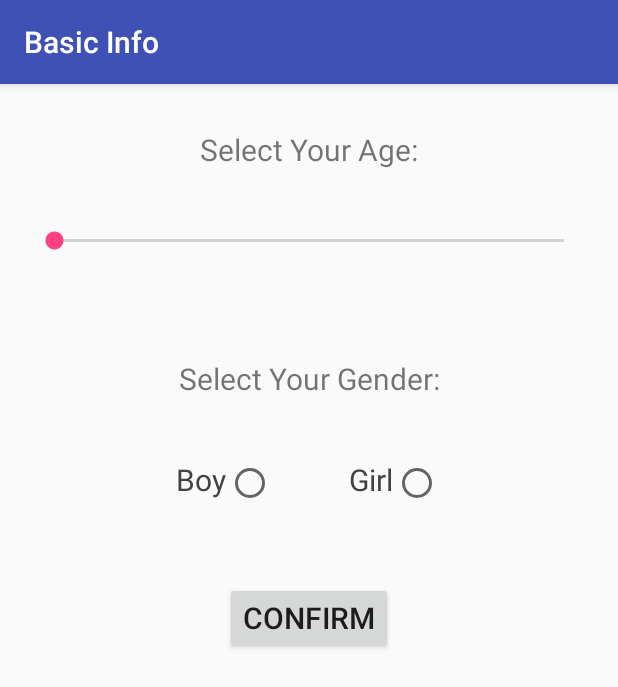
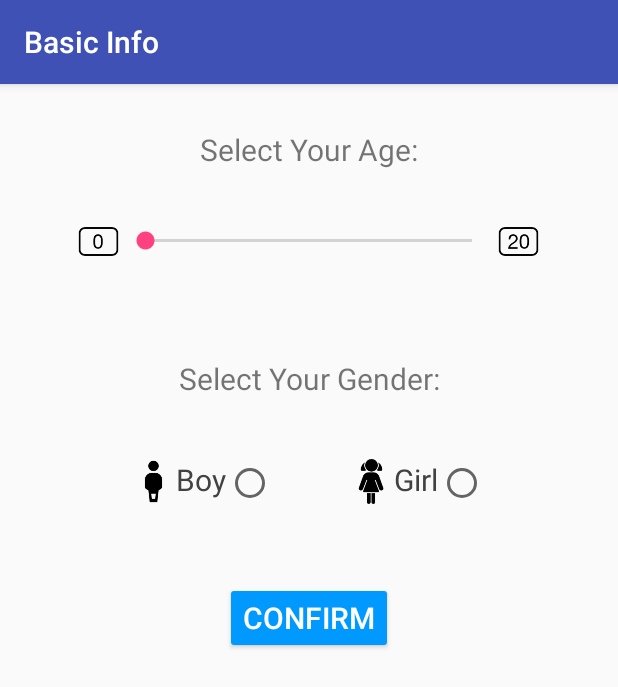
Before and after one commit to LennyDuan/DjangoDev, an Android app: the screen it shows after launch (BasicInfo), after a tap on "LET'S GO!!!", on a phone screen of 412 x 824 dp. Shown: the top 687 px of the screen. Run offline under Robolectric (Android 15) with nearby library versions, the phone set to English and light mode, and no system bars; our stand-ins replace Volley; network calls fail.

Commit message:
fix android api

```diff
--- a/Android-Kotlin/StudyResearchApp/app/src/main/java/com/example/lenny/studyresearchapp/data/ProjectAPI.kt
+++ b/Android-Kotlin/StudyResearchApp/app/src/main/java/com/example/lenny/studyresearchapp/data/ProjectAPI.kt
@@ -13,7 +13,7 @@ enum class ProjectAPI constructor(val url : String) {
     POST_FEEDBACK_URL("http://10.0.2.2:8000/polls/api/v1/post/feedback/"),
     POST_USER_INFO("http://10.0.2.2:8000/polls/api/v1/post/userInfo/"),
     POST_ANSWERS_TO_FEEDBACK("http://10.0.2.2:8000/polls/api/v1/post/answer/"),
-    POST_DIARY_VIA_EMAIL("http://10.0.2.2:8000/polls/api/v1/post/diary/"),
+    POST_DIARY_USERID("http://10.0.2.2:8000/polls/api/v1/post/userInfoid/"),
 
     // DELETE API url
     DELETE_FEEDBACK_URL("http://10.0.2.2:8000/polls/api/v1/delete/feedback/"),
--- a/Android-Kotlin/StudyResearchApp/app/src/main/java/com/example/lenny/studyresearchapp/ui/AccountActivities.kt
+++ b/Android-Kotlin/StudyResearchApp/app/src/main/java/com/example/lenny/studyresearchapp/ui/AccountActivities.kt
@@ -6,6 +6,7 @@ import android.content.Context
 import android.content.Intent
 import android.net.ConnectivityManager
 import android.os.Bundle
+import android.os.Handler
 import android.support.design.widget.BottomNavigationView
 import android.support.v7.app.AppCompatActivity
 import android.view.inputmethod.InputMethodManager
@@ -61,7 +62,11 @@ class AccountActivities : AppCompatActivity() {
 
         // Init UI components
         initNetwork()
-        initUniqueIDTextInputField()
+        val progressRunnable = Runnable {
+            initUniqueIDTextInputField()
+        }
+        val pdCanceller = Handler()
+        pdCanceller.postDelayed(progressRunnable, 200)
 
         // Init Set Button
         hideSoftKeyboard()
@@ -203,7 +208,7 @@ class AccountActivities : AppCompatActivity() {
 
     private fun initNetwork() {
         if (isNetworkConnected()) {
-            progressDialog?.setMessage("Please wait...")
+            progressDialog?.setMessage("Please wait or restart app...")
             progressDialog?.setCancelable(false)
             progressDialog?.show()
 
@@ -247,7 +252,8 @@ class AccountActivities : AppCompatActivity() {
     private fun initUniqueIDTextInputField() {
         account_id.setText(prefs!!.findPreference("account_final_id"))
         textView_status.text = "Guide: " + current_status
-        textView_status_detail.text = ProjectStatus.valueOf(current_status!!).guide
+        textView_status_detail.text = ProjectStatus.valueOf(current_status!!).guide + "\n" +
+                "Notice! End date:  " + prefs!!.findPreference("account_final_enddate")
     }
 
 
--- a/Android-Kotlin/StudyResearchApp/app/src/main/java/com/example/lenny/studyresearchapp/ui/DiaryDetail.kt
+++ b/Android-Kotlin/StudyResearchApp/app/src/main/java/com/example/lenny/studyresearchapp/ui/DiaryDetail.kt
@@ -78,7 +78,7 @@ class DiaryDetail : AppCompatActivity() {
     }
 
     private fun uploadDiary() {
-        val url = ProjectAPI.POST_DIARY_VIA_EMAIL.url + userID
+        val url = ProjectAPI.POST_DIARY_USERID.url + userID + "/diary"
         Log.d("POST Diary URL: ", url)
         if(prefs!!.findPreference("status") == ProjectStatus.DIARY.name) {
             val params = JSONObject()
--- a/Android-Kotlin/StudyResearchApp/app/src/main/java/com/example/lenny/studyresearchapp/ui/QuestionnaireActivities.kt
+++ b/Android-Kotlin/StudyResearchApp/app/src/main/java/com/example/lenny/studyresearchapp/ui/QuestionnaireActivities.kt
@@ -181,12 +181,12 @@ class QuestionnaireActivities : AppCompatActivity() {
             params.put("answer_question", anwserList[item].answer_question)
 
             if(current_status == ProjectStatus.PRE_QUESTIONNAIRE.name) {
-                url = ProjectAPI.POST_ANSWERS_TO_FEEDBACK.url + feedbackID + "/feedback/"
+                url = ProjectAPI.POST_ANSWERS_TO_FEEDBACK.url + feedbackID + "/feedback"
                 params.put("answer_before", anwserList[item].answer_answer)
                 params.put("answer_after", "")
             } else if (current_status == ProjectStatus.AFTER_QUESTIONNAIRE.name) {
                 params.put("answer_after", anwserList[item].answer_answer)
-                url = ProjectAPI.POST_ANSWERS_TO_FEEDBACK.url + anwserList[item].answer_id + "/updateID/"
+                url = ProjectAPI.POST_ANSWERS_TO_FEEDBACK.url + anwserList[item].answer_id + "/updateID"
             }
             apiController.post(url!!, params) {}
         }
--- a/Android-Kotlin/StudyResearchApp/app/src/main/res/layout/activity_basic_info.xml
+++ b/Android-Kotlin/StudyResearchApp/app/src/main/res/layout/activity_basic_info.xml
@@ -12,14 +12,27 @@
         android:textSize="20dp"
         android:padding="10dp"
         android:gravity="center"/>
-    <SeekBar
-        android:id="@+id/seekbar_age"
+    <LinearLayout
         android:layout_width="match_parent"
-        android:layout_height="35dp"
+        android:layout_height="wrap_content"
+        android:gravity="center"
         android:layout_marginLeft="20dp"
-        android:layout_marginRight="20dp"
+        android:layout_marginRight="20dp">
 
-        />
+        <ImageView
+            android:layout_width="30dp"
+            android:layout_height="30dp"
+            android:src="@drawable/icons80"/>
+        <SeekBar
+            android:id="@+id/seekbar_age"
+            android:layout_width="250dp"
+            android:layout_height="35dp"
+            />
+        <ImageView
+            android:layout_width="30dp"
+            android:layout_height="30dp"
+            android:src="@drawable/icons820"/>
+    </LinearLayout>
 
     <TextView
         android:id="@+id/textViewGender"
@@ -37,6 +50,10 @@
         android:gravity="center_horizontal"
         android:layout_marginTop="30dp">
 
+        <ImageView
+            android:layout_width="30dp"
+            android:layout_height="30dp"
+            android:src="@drawable/icons8boy"/>
         <TextView
             android:layout_width="wrap_content"
             android:layout_height="wrap_content"
@@ -49,8 +66,13 @@
             android:layout_width="wrap_content"
             android:layout_height="wrap_content" />
 
+
+        <ImageView
+            android:layout_marginLeft="50dp"
+            android:layout_width="30dp"
+            android:layout_height="30dp"
+            android:src="@drawable/icons8girl"/>
         <TextView
-            android:paddingLeft="50dp"
             android:layout_width="wrap_content"
             android:layout_height="wrap_content"
             android:textColor="@color/cardview_dark_background"
@@ -70,6 +92,9 @@
         android:layout_width="wrap_content"
         android:layout_height="wrap_content"
         android:textSize="20dp"
-        android:text="Confirm"/>
+        android:text="Confirm"
+        android:backgroundTint="@color/colorblue"
+        android:textColor="#fff"
+        />
 
 </LinearLayout>
```
Also changed, not shown: Android-Kotlin/StudyResearchApp/app/src/main/res/layout/activity_account_activities.xml (+6 -5 lines), Android-Kotlin/StudyResearchApp/app/src/main/res/layout/question_dialog.xml (+18 -3 lines), Android-Kotlin/StudyResearchApp/app/src/main/res/drawable/icons80.png (added), Android-Kotlin/StudyResearchApp/app/src/main/res/drawable/icons810.png (added), Android-Kotlin/StudyResearchApp/app/src/main/res/drawable/icons820.png (added), Android-Kotlin/StudyResearchApp/app/src/main/res/drawable/icons8boy.png (renamed from Android-Kotlin/StudyResearchApp/app/src/main/res/drawable/icons8-Boy.png), Android-Kotlin/StudyResearchApp/app/src/main/res/drawable/icons8girl.png (renamed from Android-Kotlin/StudyResearchApp/app/src/main/res/drawable/icons8-Girl.png), Android-Kotlin/StudyResearchApp/app/src/main/res/drawable/icons8go.png (added), Android-Kotlin/StudyResearchApp/app/src/main/res/drawable/icons8yes.png (added), 1 other file.
